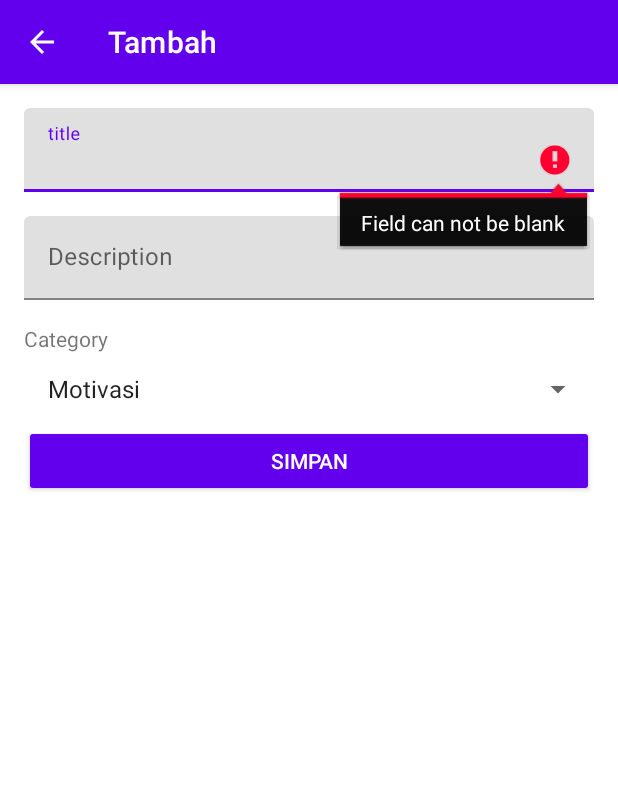
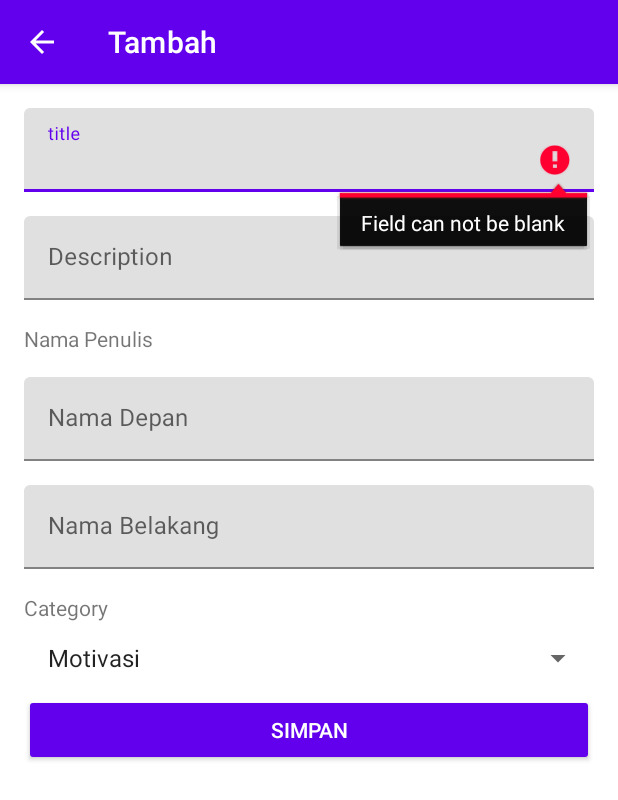
Before and after one commit to puspawahyuningtias/-IF06SC1-18102137-PUSPA-WAHYUNINGTIAS-, an Android app: the QuoteAddUpdateActivity screen opened directly, with no data from a screen before it, after a tap on "SIMPAN", on a phone screen of 412 x 824 dp. Shown: the top 800 px of the screen. Run offline under Robolectric (Android 15) with nearby library versions, the phone set to English and light mode, and no system bars; 1 statement that could not run was skipped.

Commit message:
Menambahkan 2 kolom baru

```diff
--- a/Praktikum10/app/src/main/java/com/puspawahyuningtias_18102137/praktikum10/QuoteAddUpdateActivity.kt
+++ b/Praktikum10/app/src/main/java/com/puspawahyuningtias_18102137/praktikum10/QuoteAddUpdateActivity.kt
@@ -68,6 +68,8 @@ class QuoteAddUpdateActivity : AppCompatActivity(), View.OnClickListener {
             quote?.let {
                 binding.edtTitle.setText(it.title)
                 binding.edtDescription.setText(it.description)
+                binding.edtKolom1.setText(it.kolom1)
+                binding.edtKolom2.setText(it.kolom2)
                 binding.edtCategory.setSelection(it.category!!.toInt())
             }!!
         } else {
@@ -84,12 +86,16 @@ class QuoteAddUpdateActivity : AppCompatActivity(), View.OnClickListener {
         if (view.id == R.id.btn_submit) {
             val title = binding.edtTitle.text.toString().trim()
             val description = binding.edtDescription.text.toString().trim()
+            val kolom1 = binding.edtKolom1.text.toString().trim()
+            val kolom2 = binding.edtKolom2.text.toString().trim()
             if (title.isEmpty()) {
                 binding.edtTitle.error = "Field can not be blank"
                 return
             }
             quote?.title = title
             quote?.description = description
+            quote?.kolom1 = kolom1
+            quote?.kolom2 = kolom2
             quote?.category = category
             val intent = Intent()
             intent.putExtra(EXTRA_QUOTE, quote)
@@ -97,6 +103,8 @@ class QuoteAddUpdateActivity : AppCompatActivity(), View.OnClickListener {
             val values = ContentValues()
             values.put(DatabaseContract.QuoteColumns.TITLE, title)
             values.put(DatabaseContract.QuoteColumns.DESCRIPTION, description)
+            values.put(DatabaseContract.QuoteColumns.KOLOM1, kolom1)
+            values.put(DatabaseContract.QuoteColumns.KOLOM2, kolom2)
             values.put(DatabaseContract.QuoteColumns.CATEGORY, category)
             if (isEdit) {
                 val result = quoteHelper.update(quote?.id.toString(),
--- a/Praktikum10/app/src/main/java/com/puspawahyuningtias_18102137/praktikum10/adapter/QuoteAdapter.kt
+++ b/Praktikum10/app/src/main/java/com/puspawahyuningtias_18102137/praktikum10/adapter/QuoteAdapter.kt
@@ -36,6 +36,8 @@ class QuoteAdapter(private val activity: Activity):
             binding.tvItemCategory.text = categoryList[quote.category!!.toInt()]
             binding.tvItemDate.text = quote.date
             binding.tvItemDescription.text = quote.description
+            binding.tvItemKolom1.text = quote.kolom1
+            binding.tvItemKolom2.text = quote.kolom2
             binding.cvItemQuote.setOnClickListener{
                 val intent = Intent(activity, QuoteAddUpdateActivity::class.java)
                 intent.putExtra(EXTRA_POSITION, position)
--- a/Praktikum10/app/src/main/java/com/puspawahyuningtias_18102137/praktikum10/data/Quote.kt
+++ b/Praktikum10/app/src/main/java/com/puspawahyuningtias_18102137/praktikum10/data/Quote.kt
@@ -9,5 +9,7 @@ data class Quote(
     var title: String? = null,
     var description: String? = null,
     var category: String? = null,
+    var kolom1: String? = null,
+    var kolom2: String? = null,
     var date: String? = null
 ) : Parcelable
--- a/Praktikum10/app/src/main/java/com/puspawahyuningtias_18102137/praktikum10/db/DatabaseContract.kt
+++ b/Praktikum10/app/src/main/java/com/puspawahyuningtias_18102137/praktikum10/db/DatabaseContract.kt
@@ -10,6 +10,8 @@ internal class DatabaseContract {
             const val TITLE = "title"
             const val DESCRIPTION = "description"
             const val CATEGORY = "category"
+            const val KOLOM1 = "kolom1"
+            const val KOLOM2 = "kolom2"
             const val DATE = "date"
         }
     }
--- a/Praktikum10/app/src/main/java/com/puspawahyuningtias_18102137/praktikum10/db/DatabaseHelper.kt
+++ b/Praktikum10/app/src/main/java/com/puspawahyuningtias_18102137/praktikum10/db/DatabaseHelper.kt
@@ -6,22 +6,26 @@ import android.database.sqlite.SQLiteOpenHelper
 import com.puspawahyuningtias_18102137.praktikum10.db.DatabaseContract.QuoteColumns.Companion.TABLE_QUOTE
 
 internal class DatabaseHelper(context: Context) : SQLiteOpenHelper(context, DATABASE_NAME,
-    null, DATABASE_VERSION) {
+        null, DATABASE_VERSION) {
     companion object {
         private const val DATABASE_NAME = "dbquoteapp"
         private const val DATABASE_VERSION = 1
         private const val SQL_CREATE_TABLE_QUOTE = "CREATE TABLE $TABLE_QUOTE" +
-                " (${DatabaseContract.QuoteColumns._ID} INTEGER PRIMARY KEY AUTOINCREMENT,"+
-        " ${DatabaseContract.QuoteColumns.TITLE} TEXT NOT NULL," +
-        " ${DatabaseContract.QuoteColumns.DESCRIPTION} TEXT NOT NULL," +
-        " ${DatabaseContract.QuoteColumns.CATEGORY} TEXT NOT NULL," +
-        " ${DatabaseContract.QuoteColumns.DATE} TEXT NOT NULL)"
+                " (${DatabaseContract.QuoteColumns._ID} INTEGER PRIMARY KEY AUTOINCREMENT," +
+                " ${DatabaseContract.QuoteColumns.TITLE} TEXT NOT NULL," +
+                " ${DatabaseContract.QuoteColumns.DESCRIPTION} TEXT NOT NULL," +
+                " ${DatabaseContract.QuoteColumns.CATEGORY} TEXT NOT NULL," +
+                " ${DatabaseContract.QuoteColumns.KOLOM1} TEXT NOT NULL,"+
+                " ${DatabaseContract.QuoteColumns.KOLOM2} TEXT NOT NULL,"+
+                " ${DatabaseContract.QuoteColumns.DATE} TEXT NOT NULL)"
     }
+
     override fun onCreate(db: SQLiteDatabase?) {
         if (db != null) {
             db.execSQL(SQL_CREATE_TABLE_QUOTE)
         }
     }
+
     override fun onUpgrade(db: SQLiteDatabase?, oldVersion: Int, newVersion: Int) {
         if (db != null) {
             db.execSQL("DROP TABLE IF EXISTS $TABLE_QUOTE")
--- a/Praktikum10/app/src/main/java/com/puspawahyuningtias_18102137/praktikum10/helper.kt
+++ b/Praktikum10/app/src/main/java/com/puspawahyuningtias_18102137/praktikum10/helper.kt
@@ -37,9 +37,13 @@ object helper {
                         getString(getColumnIndexOrThrow(DatabaseContract.QuoteColumns.DESCRIPTION))
                 val category =
                         getString(getColumnIndexOrThrow(DatabaseContract.QuoteColumns.CATEGORY))
+                val kolom1 =
+                        getString(getColumnIndexOrThrow(DatabaseContract.QuoteColumns.KOLOM1))
+                val kolom2 =
+                        getString(getColumnIndexOrThrow(DatabaseContract.QuoteColumns.KOLOM2))
                 val date =
                         getString(getColumnIndexOrThrow(DatabaseContract.QuoteColumns.DATE))
-                quotesList.add(Quote(id, title, description,category, date))
+                quotesList.add(Quote(id, title, description,category, kolom1, kolom2, date))
             }
         }
         return quotesList
--- a/Praktikum10/app/src/main/res/layout/activity_quote_add_update.xml
+++ b/Praktikum10/app/src/main/res/layout/activity_quote_add_update.xml
@@ -16,7 +16,8 @@
             android:layout_height="wrap_content"
             android:hint="@string/title"
             android:inputType="textCapSentences"
-            android:maxLines="1" />
+            android:maxLines="1"
+            android:autofillHints="" />
     </com.google.android.material.textfield.TextInputLayout>
     <com.google.android.material.textfield.TextInputLayout
         android:layout_width="match_parent"
@@ -28,7 +29,39 @@
             android:layout_height="wrap_content"
             android:hint="@string/description"
             android:inputType="textCapSentences"
-            android:maxLines="1" />
+            android:maxLines="1"
+            android:autofillHints="" />
+    </com.google.android.material.textfield.TextInputLayout>
+    <TextView
+        android:layout_width="match_parent"
+        android:layout_height="wrap_content"
+        android:text="@string/nama_penulis"
+        android:layout_marginBottom="16dp"/>
+    <com.google.android.material.textfield.TextInputLayout
+        android:layout_width="match_parent"
+        android:layout_height="wrap_content"
+        android:layout_marginBottom="16dp">
+        <EditText
+            android:id="@+id/edt_kolom1"
+            android:layout_width="match_parent"
+            android:layout_height="wrap_content"
+            android:hint="@string/nama_depan"
+            android:inputType="textCapSentences"
+            android:maxLines="1"
+            android:autofillHints="" />
+    </com.google.android.material.textfield.TextInputLayout>
+    <com.google.android.material.textfield.TextInputLayout
+        android:layout_width="match_parent"
+        android:layout_height="wrap_content"
+        android:layout_marginBottom="16dp">
+        <EditText
+            android:id="@+id/edt_kolom2"
+            android:layout_width="match_parent"
+            android:layout_height="wrap_content"
+            android:hint="@string/nama_belakang"
+            android:inputType="textCapSentences"
+            android:maxLines="1"
+            android:autofillHints="" />
     </com.google.android.material.textfield.TextInputLayout>
     <TextView
         android:id="@+id/tv_cateogry"
--- a/Praktikum10/app/src/main/res/values/strings.xml
+++ b/Praktikum10/app/src/main/res/values/strings.xml
@@ -6,4 +6,7 @@
     <string name="date">Date</string>
     <string name="submit">Submit</string>
     <string name="delete">Delete</string>
+    <string name="nama_depan">Nama Depan</string>
+    <string name="nama_belakang">Nama Belakang</string>
+    <string name="nama_penulis">Nama Penulis</string>
 </resources>
```
Also changed, not shown: Praktikum10/app/src/main/res/layout/item_quote.xml (+36 -0 lines).
